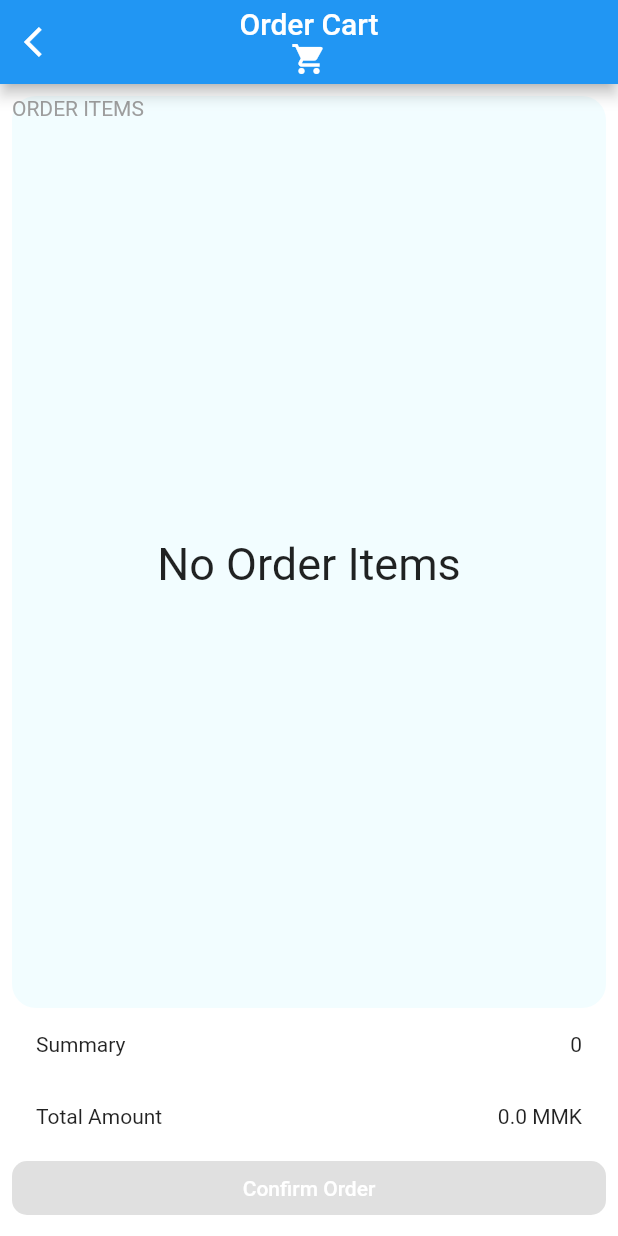
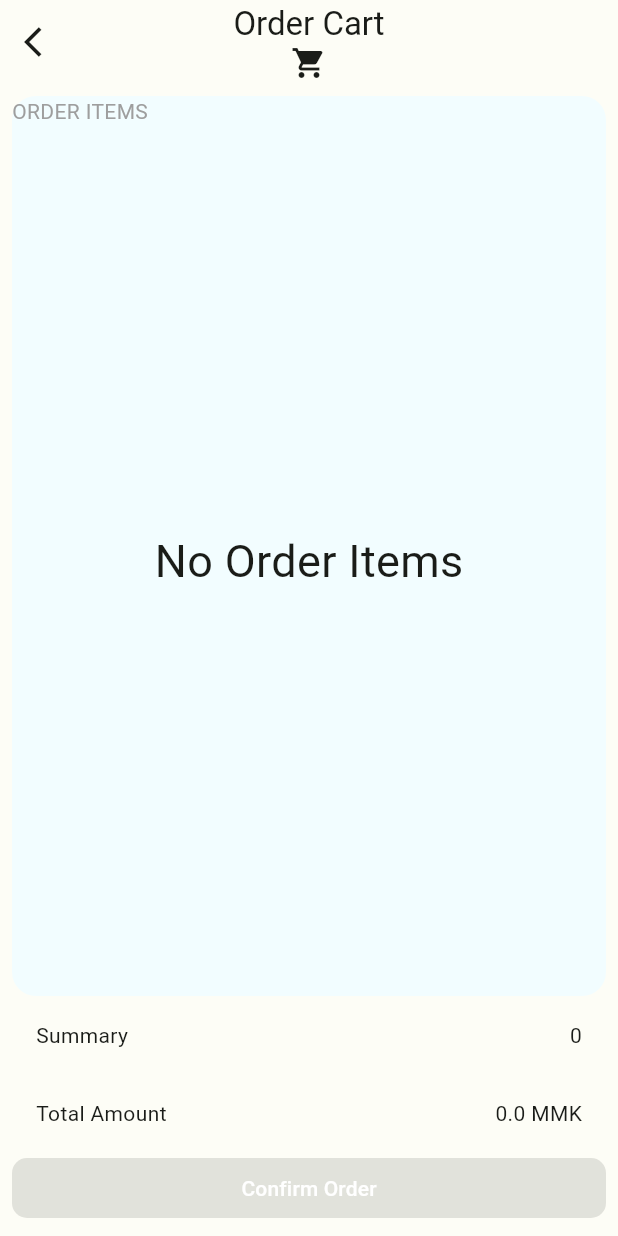
Before and after one commit to NayZinHtoo/stock_order, a Flutter app: the screen it shows after launch, after a tap on the "shopping cart" icon, on a phone screen of 412 x 824 dp. Run offline on Flutter 3.47's test engine with Material 2 defaults, Android fonts, the light colour scheme and no system bars; our stand-ins replace chips_choice, fluttertoast, sqflite; accounts and stored records are empty.

Commit message:
theme change

```diff
--- a/lib/main.dart
+++ b/lib/main.dart
@@ -1,5 +1,6 @@
 import 'package:flutter/material.dart';
 import 'package:provider/provider.dart';
+import 'package:stock_pos/utils/color_schemes.g.dart';
 import '../providers/stock_item_provider.dart';
 import '../screens/stock_list_screen.dart';
 import '../providers/stock_order_provider.dart';
@@ -24,13 +25,23 @@ class MyApp extends StatelessWidget {
         title: 'Stock Pos',
         debugShowCheckedModeBanner: false,
         theme: ThemeData(
-          primaryColor: const Color(0xFF004E53),
-          scaffoldBackgroundColor: Colors.white,
-          cardColor: Colors.white,
-          colorScheme: ColorScheme.fromSwatch()
-              .copyWith(secondary: const Color(0xff02432e)),
-        ),
-        home: StockListScreen(title: 'Stock Pos'),
+            colorScheme: lightColorScheme,
+            useMaterial3: true,
+            inputDecorationTheme: InputDecorationTheme(
+              enabledBorder: OutlineInputBorder(
+                borderRadius: BorderRadius.circular(10),
+                borderSide: const BorderSide(width: 0, color: Colors.white),
+              ),
+              focusedBorder: OutlineInputBorder(
+                borderRadius: BorderRadius.circular(10),
+                borderSide: const BorderSide(width: 0, color: Colors.white),
+              ),
+              filled: true,
+              fillColor: lightColorScheme.surfaceVariant,
+              border: InputBorder.none,
+            )),
+        darkTheme: ThemeData(useMaterial3: true, colorScheme: darkColorScheme),
+        home: const StockListScreen(title: 'Stock Pos'),
       ),
     );
   }
--- a/lib/screens/stock_list_screen.dart
+++ b/lib/screens/stock_list_screen.dart
@@ -228,9 +228,10 @@ class _StockListScreenState extends State<StockListScreen> {
                                                     ? const Text(
                                                         'REMOVE',
                                                         style: TextStyle(
-                                                            fontWeight:
-                                                                FontWeight
-                                                                    .w700),
+                                                          fontWeight:
+                                                              FontWeight.w700,
+                                                          color: Colors.white,
+                                                        ),
                                                       )
                                                     : const Row(
                                                         mainAxisSize:
@@ -252,6 +253,7 @@ class _StockListScreenState extends State<StockListScreen> {
                                                             Icons
                                                                 .shopping_cart_sharp,
                                                             size: 17,
+                                                            color: Colors.white,
                                                           ),
                                                         ],
                                                       ),
--- a/lib/screens/stock_order_cart_screen.dart
+++ b/lib/screens/stock_order_cart_screen.dart
@@ -28,7 +28,7 @@ class _StockOrderCartScreenState extends State<StockOrderCartScreen> {
 
   void showToast() {
     Fluttertoast.showToast(
-        msg: 'Your order is comfirmed',
+        msg: 'Your order is confirmed',
         toastLength: Toast.LENGTH_SHORT,
         gravity: ToastGravity.BOTTOM,
         backgroundColor: Colors.black,
--- a/lib/screens/stock_order_detail_screen.dart
+++ b/lib/screens/stock_order_detail_screen.dart
@@ -59,7 +59,7 @@ class _StockOrderDetailScreenState extends State<StockOrderDetailScreen> {
                   children: [
                     Text('Slip Number: ${widget.stockHeader.slipNumber!}'),
                     const Text(
-                        '----------------------------------------------------------------'),
+                        '---------------------------------------------------------------'),
                     Row(
                       mainAxisAlignment: MainAxisAlignment.spaceBetween,
                       crossAxisAlignment: CrossAxisAlignment.start,
@@ -88,7 +88,7 @@ class _StockOrderDetailScreenState extends State<StockOrderDetailScreen> {
                       ],
                     ),
                     const Text(
-                        '----------------------------------------------------------------'),
+                        '---------------------------------------------------------------'),
                   ]),
             ),
             Expanded(
```
Also changed, not shown: lib/screens/stock_order_header_list_screen.dart (+18 -3 lines), lib/utils/color_schemes.g.dart (added).
